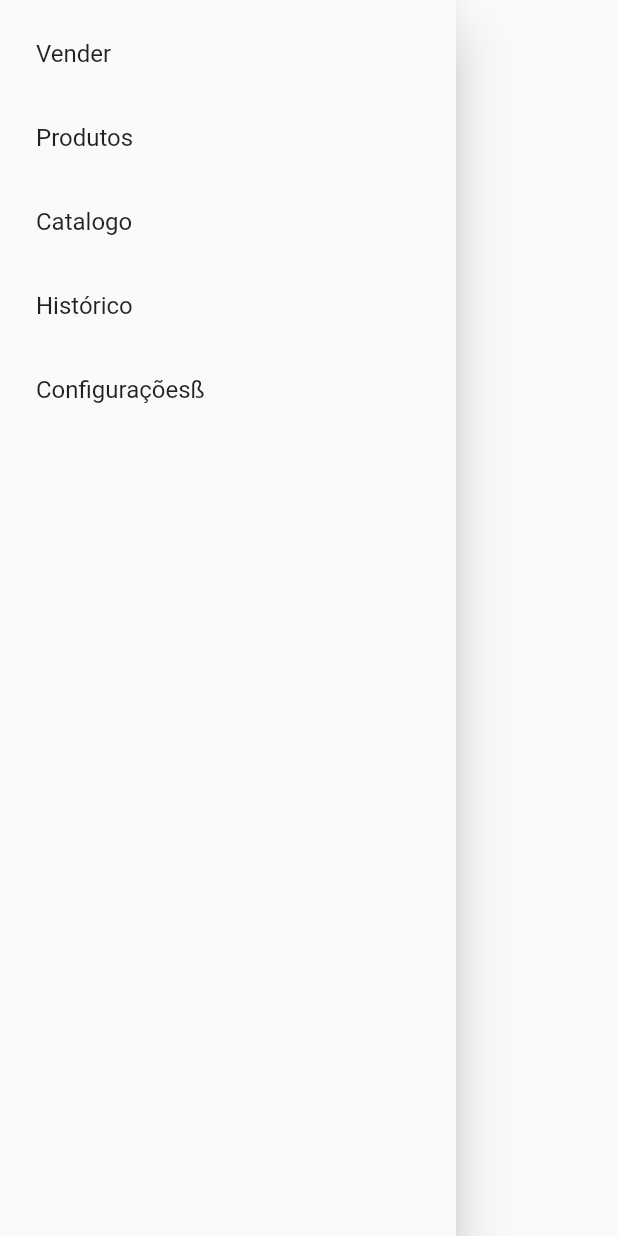
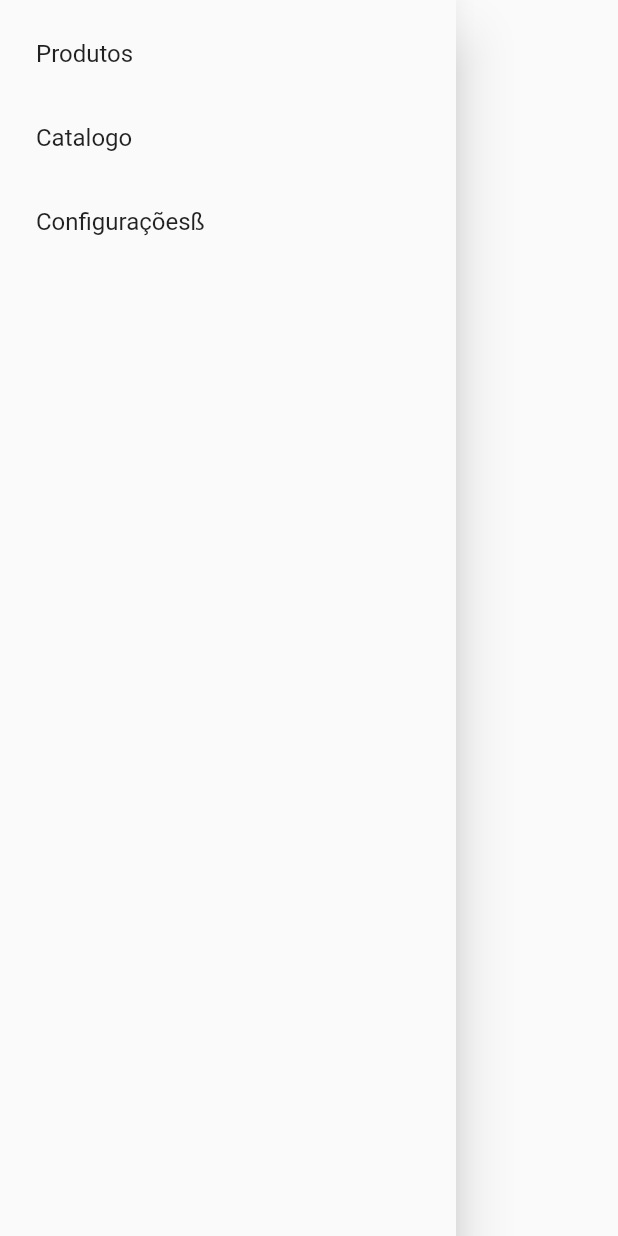
Before and after one commit to paulojosecb/Tuska-Dashboard, a Flutter app: the NavDrawer widget shown alone on an empty page, opened directly, on a phone screen of 412 x 824 dp. Run offline on Flutter 3.47's test engine with Material 2 defaults, Android fonts, the light colour scheme and no system bars; our stand-ins replace dropdown_button2, image_picker.

Commit message:
Remove unecessary tabs

```diff
--- a/lib/presentation/components/drawer.dart
+++ b/lib/presentation/components/drawer.dart
@@ -33,12 +33,12 @@ class _NavDrawerState extends State<NavDrawer>
       child: ListView(
         padding: const EdgeInsets.all(8),
         children: [
-          ListTile(
-            title: const Text("Vender"),
-            onTap: () {
-              _navigateTo("/sell");
-            },
-          ),
+          // ListTile(
+          //   title: const Text("Vender"),
+          //   onTap: () {
+          //     _navigateTo("/sell");
+          //   },
+          // ),
           ListTile(
             title: const Text("Produtos"),
             onTap: () {
@@ -51,12 +51,12 @@ class _NavDrawerState extends State<NavDrawer>
               _navigateTo("/catalog");
             },
           ),
-          ListTile(
-            title: const Text("Histórico"),
-            onTap: () {
-              _navigateTo("/historic");
-            },
-          ),
+          // ListTile(
+          //   title: const Text("Histórico"),
+          //   onTap: () {
+          //     _navigateTo("/historic");
+          //   },
+          // ),
           ListTile(
             title: const Text("Configuraçõesß"),
             onTap: () {
```
